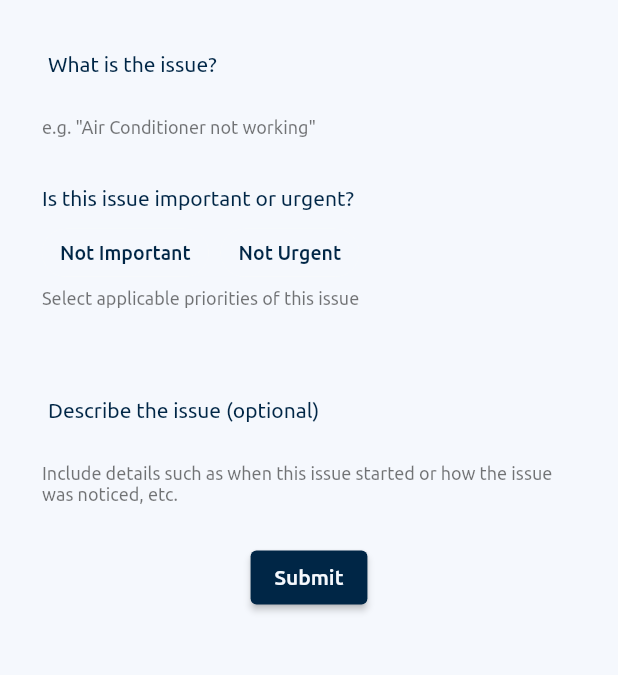
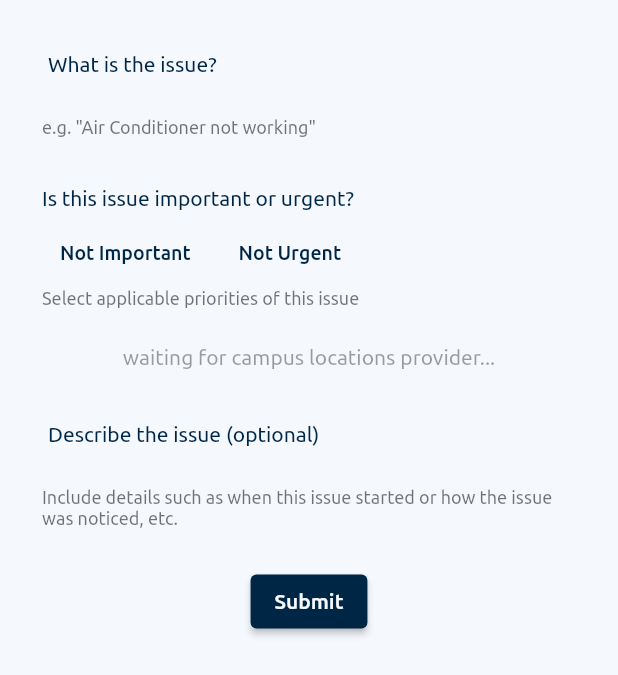
Before and after one commit to rithviknishad/vitcc_electrical_issues, a Flutter app: the _RaiseNewIssueBottomSheet widget shown alone on an empty page, opened directly, on a phone screen of 412 x 824 dp. Shown: the top 675 px of the screen. Run offline on Flutter 3.47's test engine with Material 2 defaults, Android fonts, the light colour scheme and no system bars; our stand-ins replace cloud_firestore, firebase_auth, firebase_core, flutter_spinkit, fluttericon, form_field_validator and 3 more; missing offline and left inert: cloud_firestore_web, firebase_analytics_web, firebase_auth_web, firebase_core_web, flutter_animator, google_sign_in_web; accounts and stored records are empty; generated files the repository leaves out were written again; project files that could hold a hidden picture were left out.

Commit message:
adds loader in location provider

```diff
--- a/lib/routes/dashboard/dashboard.dart
+++ b/lib/routes/dashboard/dashboard.dart
@@ -12,6 +12,7 @@ import 'package:vitcc_electrical_issues/models/user.dart';
 import 'package:vitcc_electrical_issues/routes/dashboard/counters.dart';
 import 'package:vitcc_electrical_issues/routes/dashboard/my_issues.dart';
 import 'package:vitcc_electrical_issues/routes/dashboard/raise_issue_section.dart';
+import 'package:vitcc_electrical_issues/shared/loading_widget.dart';
 import 'package:vitcc_electrical_issues/shared/text_field_widget.dart';
 
 class DashboardPage extends StatefulWidget {
@@ -323,8 +324,12 @@ class __RaiseNewIssueBottomSheetState extends State<_RaiseNewIssueBottomSheet> {
     final misc = Provider.of<MiscSnapshot?>(context)?.data()!;
 
     if (misc == null) {
-      // TODO: impl. a nice loader here...
-      return Container();
+      return Center(
+        child: Text(
+          'waiting for campus locations provider...',
+          style: TextStyle(color: theme.disabledColor),
+        ),
+      );
     }
 
     return Padding(
```
